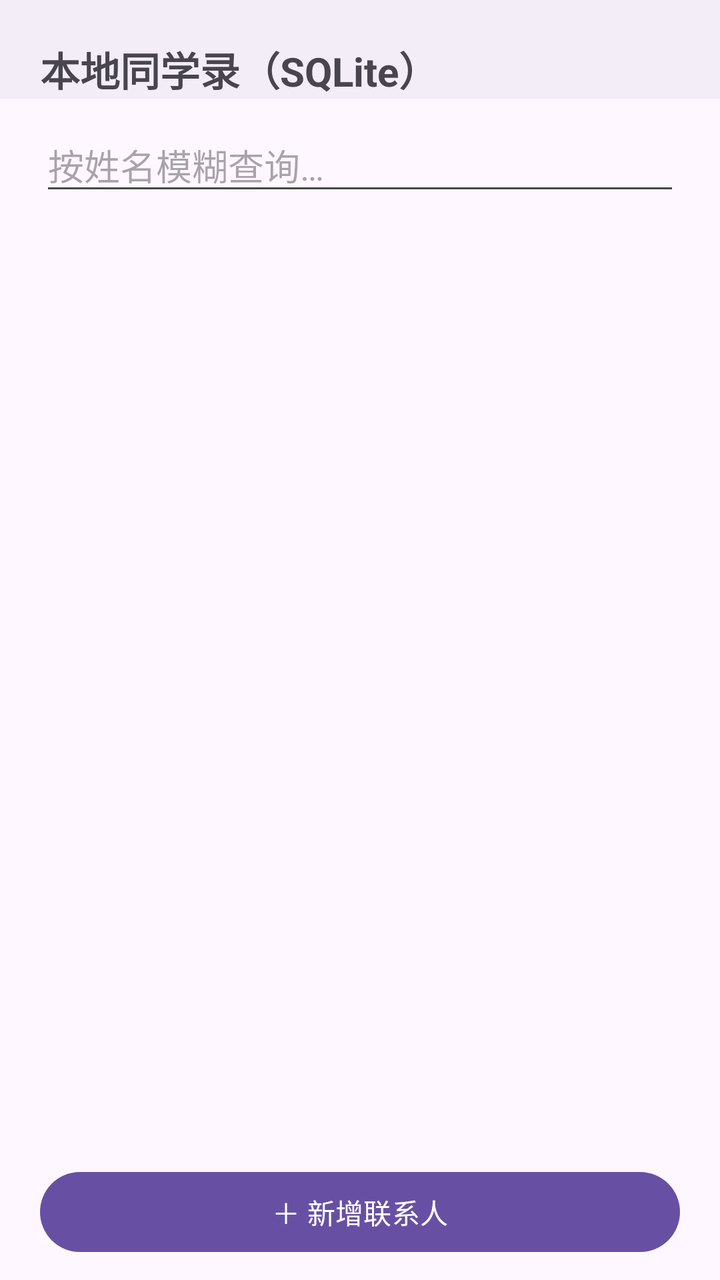
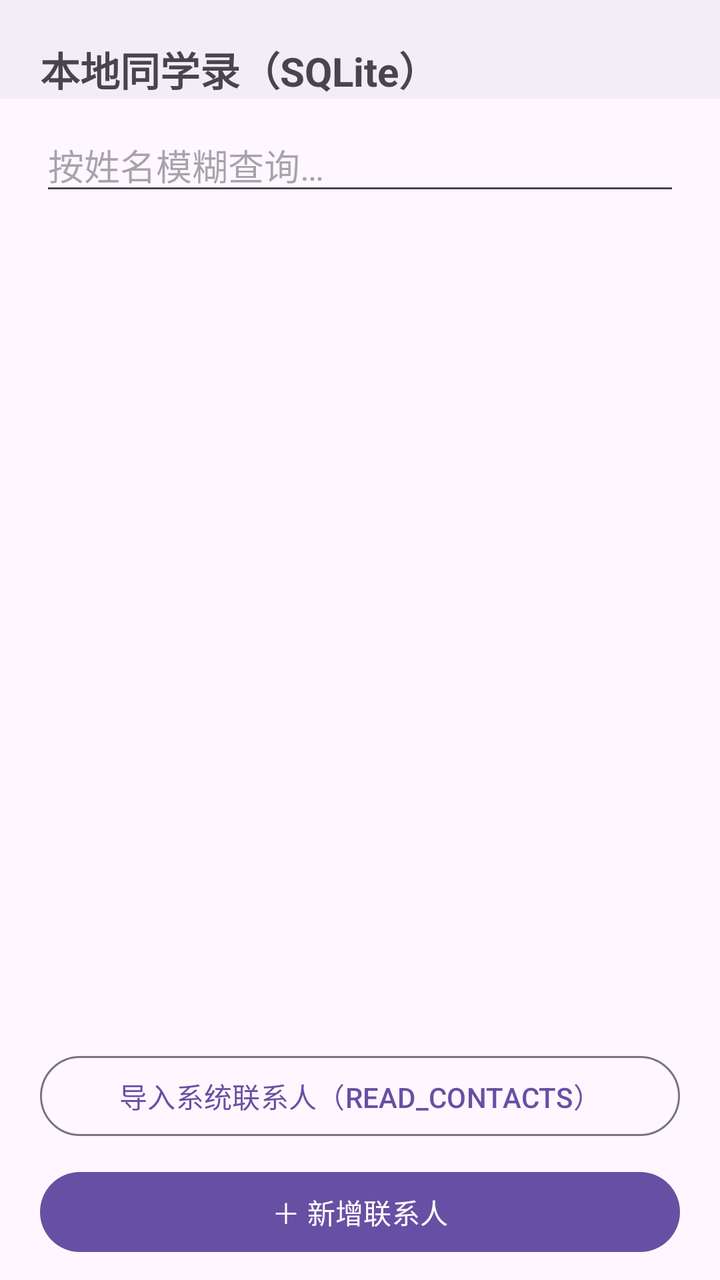

An Android layout rendered at two revisions. The XML below is the earlier revision; the diff shows what the commit changed to produce the second picture.
<!-- AndroidManifest.xml: application theme Theme.Keyou -->
<!-- res/layout/activity_contact_list.xml -->
<?xml version="1.0" encoding="utf-8"?>
<LinearLayout xmlns:android="http://schemas.android.com/apk/res/android"
    android:layout_width="match_parent"
    android:layout_height="match_parent"
    android:orientation="vertical">

    <TextView
        android:layout_width="match_parent"
        android:layout_height="wrap_content"
        android:text="@string/contact_list_title"
        android:textSize="20sp"
        android:textStyle="bold"
        android:paddingHorizontal="20dp"
        android:paddingTop="20dp"
        android:background="?attr/colorSurfaceContainer" />

    
    <EditText
        android:id="@+id/et_keyword"
        android:layout_width="match_parent"
        android:layout_height="wrap_content"
        android:hint="@string/contact_search_hint"
        android:inputType="text"
        android:layout_marginHorizontal="20dp"
        android:layout_marginVertical="10dp" />

    <androidx.recyclerview.widget.RecyclerView
        android:id="@+id/rv_contacts"
        android:layout_width="match_parent"
        android:layout_height="0dp"
        android:layout_weight="1" />

    <Button
        android:id="@+id/btn_add_contact"
        android:layout_width="match_parent"
        android:layout_height="wrap_content"
        android:layout_marginHorizontal="20dp"
        android:layout_marginVertical="10dp"
        android:text="@string/contact_add" />

</LinearLayout>
<!-- resources referenced by this layout -->
<resources>
  <string name="contact_add">＋ 新增联系人</string>
  <string name="contact_list_title">本地同学录（SQLite）</string>
  <string name="contact_search_hint">按姓名模糊查询…</string>
  <style name="Theme.Keyou" parent="Theme.Material3.DayNight.NoActionBar" />
</resources>

<!-- the commit's change to res/layout/activity_contact_list.xml (unified diff, before → after) -->
@@ -31,11 +31,20 @@
         android:layout_weight="1" />
 
     <Button
+        android:id="@+id/btn_import_system"
+        style="@style/Widget.Material3.Button.OutlinedButton"
+        android:layout_width="match_parent"
+        android:layout_height="wrap_content"
+        android:layout_marginHorizontal="20dp"
+        android:layout_marginBottom="10dp"
+        android:text="@string/contact_import_system" />
+
+    <Button
         android:id="@+id/btn_add_contact"
         android:layout_width="match_parent"
         android:layout_height="wrap_content"
         android:layout_marginHorizontal="20dp"
-        android:layout_marginVertical="10dp"
+        android:layout_marginBottom="10dp"
         android:text="@string/contact_add" />
 
 </LinearLayout>
<!-- resource entries referenced after the edit -->
@@ -1,6 +1,7 @@
 <!-- resources referenced by this layout -->
 <resources>
   <string name="contact_add">＋ 新增联系人</string>
+  <string name="contact_import_system">导入系统联系人（READ_CONTACTS）</string>
   <string name="contact_list_title">本地同学录（SQLite）</string>
   <string name="contact_search_hint">按姓名模糊查询…</string>
   <style name="Theme.Keyou" parent="Theme.Material3.DayNight.NoActionBar" />
